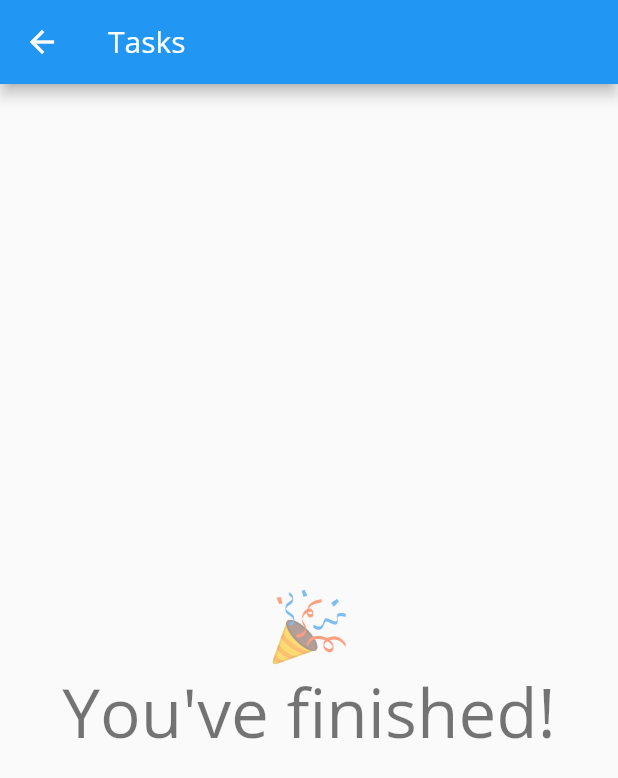
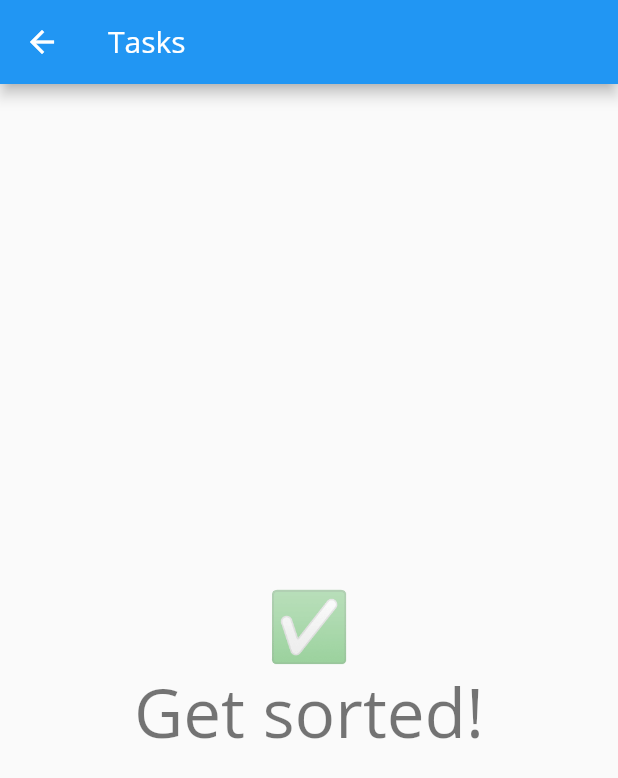
Before and after one commit to solutelabs/todo-app, a Flutter app: the ItemsListPage screen opened directly, on a phone screen of 412 x 824 dp. Shown: the top 778 px of the screen. Run offline on Flutter 3.47's test engine with Material 2 defaults, Android fonts, the phone set to English and light mode, and no system bars; our stand-ins replace equatable, rxdart.

Commit message:
Changed empty list message

```diff
--- a/lib/pages/home/items_list_view.dart
+++ b/lib/pages/home/items_list_view.dart
@@ -63,7 +63,7 @@ class ItemsListView extends StatelessWidget {
                     return SliverFillRemaining(
                       child: Center(
                         child: Text(
-                          "🎉\nYou've finished!",
+                          "✅\nGet sorted!",
                           textAlign: TextAlign.center,
                           style: Theme.of(context).textTheme.display2,
                         ),
```
